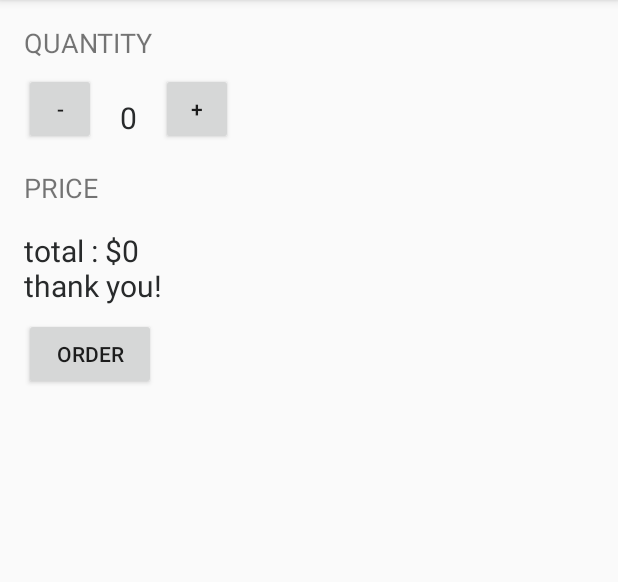
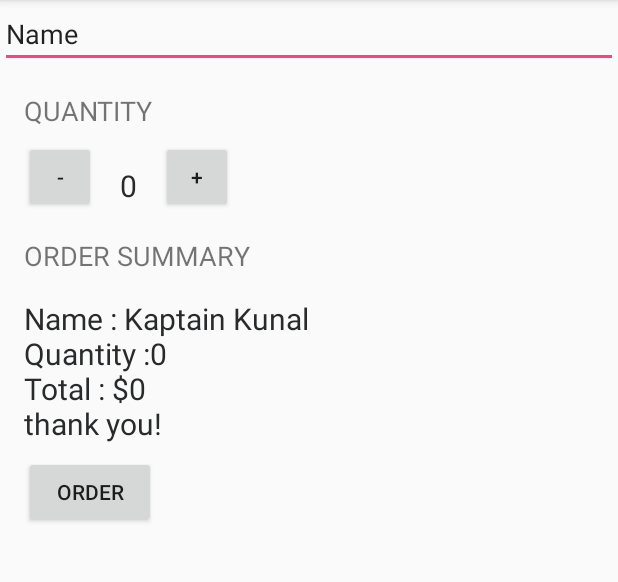
Before and after one commit to jieunKimm/cofeeOrderApp, an Android app: the screen it shows after launch (MainActivity), after a tap on "ORDER", on a phone screen of 412 x 824 dp, the part 84-666 px from its top. Run offline under Robolectric (Android 15) with nearby library versions, the phone set to English and light mode, and no system bars.

Commit message:
add more details

```diff
--- a/app/src/main/java/com/example/android/justjava/MainActivity.java
+++ b/app/src/main/java/com/example/android/justjava/MainActivity.java
@@ -23,43 +23,43 @@ public class MainActivity extends ActionBarActivity {
      * This method is called when the order button is clicked.
      */
     public void submitOrder(View view) {
-        String priceMessage = "total : $"+(quantity*5)+"\nthank you!";
-        displayMessage(priceMessage);
+        displayMessage(createOrderSummary());
     }
     /**
      * This method is called when the plus button is clicked.
      */
     public void increment(View view) {
-        quantity=quantity+1;
-        display(quantity);
+        quantity=quantity + 1;
+        displayQuantity(quantity);
     }
 
     public void decrement(View view) {
-        quantity=quantity-1;
-        display(quantity);
+        quantity=quantity - 1;
+        displayQuantity(quantity);
+    }
+    public String createOrderSummary(){
+        int price = calculatePrice();
+        String priceMessage = "Name : Kaptain Kunal\n"+"Quantity :"+quantity+"\nTotal : $"+ price+"\nthank you!";
+        return priceMessage;
     }
     /**
      * This method displays the given quantity value on the screen.
      */
-    private void display(int number) {
+    private void displayQuantity(int number) {
         TextView quantityTextView = (TextView) findViewById(
                 R.id.quantity_text_view);
         quantityTextView.setText("" + number);
     }
 
-    /**
-     * This method displays the given price on the screen.
-     */
-    private void displayPrice(int number) {
-        TextView priceTextView = (TextView) findViewById(R.id.price_text_view);
-        priceTextView.setText(NumberFormat.getCurrencyInstance().format(number));
+    private int calculatePrice(){
+        int price = quantity*5;
+        return price;
     }
-
     /**
      * This method displays the given text on the screen.
      */
     private void displayMessage(String message) {
-        TextView priceTextView = (TextView) findViewById(R.id.price_text_view);
+        TextView priceTextView = (TextView) findViewById(R.id.order_summary_text_view);
         priceTextView.setText(message);
     }
 }
--- a/app/src/main/res/layout/activity_main.xml
+++ b/app/src/main/res/layout/activity_main.xml
@@ -5,6 +5,14 @@
     android:layout_height="match_parent"
     android:orientation="vertical"
     tools:context="com.example.happybirthday.MainActivity">
+
+    <EditText
+        android:layout_width="match_parent"
+        android:layout_height="wrap_content"
+        android:inputType="textPersonName"
+        android:text="Name"
+        android:ems="10"
+        android:id="@+id/editText" />
 
     <TextView
 
@@ -60,16 +68,15 @@
             android:layout_marginBottom="8dp"
             android:layout_marginLeft="16dp"
             android:layout_marginTop="16dp"
-            android:text="PRICE"
+            android:text="ORDER SUMMARY"
             android:textSize="18sp" />
 
         <TextView
-            android:id="@+id/price_text_view"
+            android:id="@+id/order_summary_text_view"
             android:layout_width="wrap_content"
             android:layout_height="wrap_content"
             android:layout_marginLeft="16dp"
             android:layout_marginTop="8dp"
-            android:text="$0"
             android:textColor="#282a2b"
             android:textSize="20sp" />
 
```
